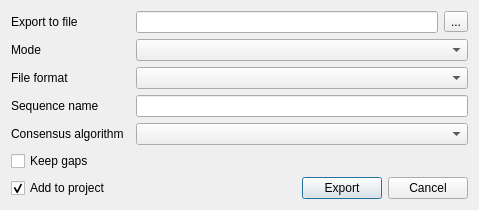
Above: src/corelibs/U2View/src/ov_assembly/ui/ExportConsensusDialog.ui from violethaze74/ugene before the change. Below: the same form after it.
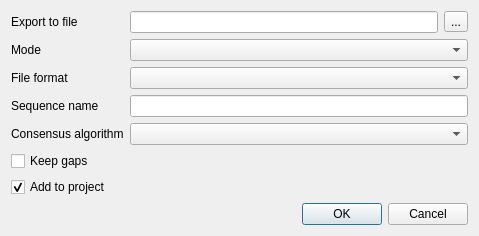
That is the form after the change.

Commit message: Help system for all dialogs, UI improvements for all dialogs.

```diff
--- a/src/corelibs/U2View/src/ov_assembly/ui/ExportConsensusDialog.ui
+++ b/src/corelibs/U2View/src/ov_assembly/ui/ExportConsensusDialog.ui
@@ -7,7 +7,7 @@
     <x>0</x>
     <y>0</y>
     <width>479</width>
-    <height>202</height>
+    <height>221</height>
    </rect>
   </property>
   <property name="windowTitle">
@@ -46,13 +46,6 @@
      <item row="3" column="2" colspan="2">
       <widget class="QLineEdit" name="sequenceNameLineEdit"/>
      </item>
-     <item row="5" column="0" colspan="4">
-      <widget class="QCheckBox" name="keepGapsCheckBox">
-       <property name="text">
-        <string>Keep gaps</string>
-       </property>
-      </widget>
-     </item>
      <item row="4" column="0">
       <widget class="QLabel" name="algorithmLabel">
        <property name="text">
@@ -82,6 +75,13 @@
      </item>
     </layout>
    </item>
+   <item>
+    <widget class="QCheckBox" name="keepGapsCheckBox">
+     <property name="text">
+      <string>Keep gaps</string>
+     </property>
+    </widget>
+   </item>
    <item>
     <layout class="QHBoxLayout" name="horizontalLayout">
      <item>
@@ -94,35 +94,15 @@
        </property>
       </widget>
      </item>
-     <item>
-      <spacer name="horizontalSpacer">
-       <property name="orientation">
-        <enum>Qt::Horizontal</enum>
-       </property>
-       <property name="sizeHint" stdset="0">
-        <size>
-         <width>40</width>
-         <height>20</height>
-        </size>
-       </property>
-      </spacer>
-     </item>
-     <item>
-      <widget class="QPushButton" name="okPushButton">
-       <property name="text">
-        <string>Export</string>
-       </property>
-      </widget>
-     </item>
-     <item>
-      <widget class="QPushButton" name="cancelPushButton">
-       <property name="text">
-        <string>Cancel</string>
-       </property>
-      </widget>
-     </item>
     </layout>
    </item>
+   <item>
+    <widget class="QDialogButtonBox" name="buttonBox">
+     <property name="standardButtons">
+      <set>QDialogButtonBox::Cancel|QDialogButtonBox::Ok</set>
+     </property>
+    </widget>
+   </item>
   </layout>
  </widget>
  <resources/>
```
The commit also changes 309 other files.
